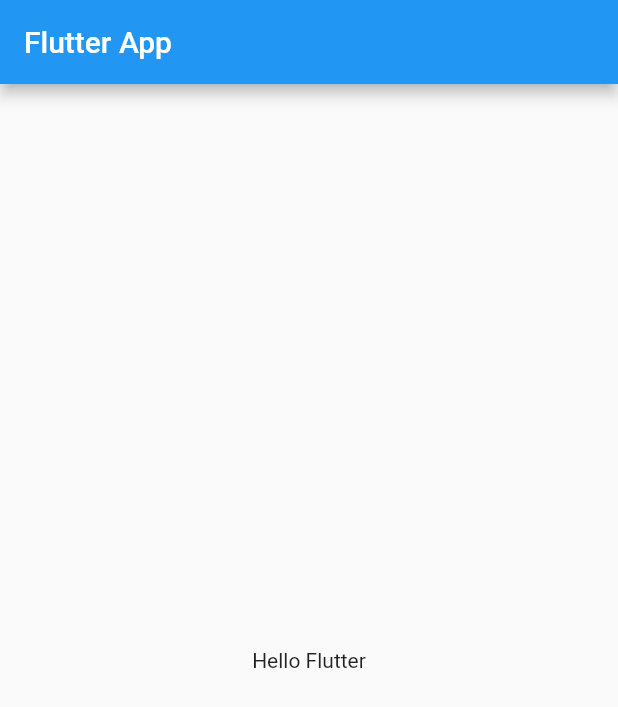
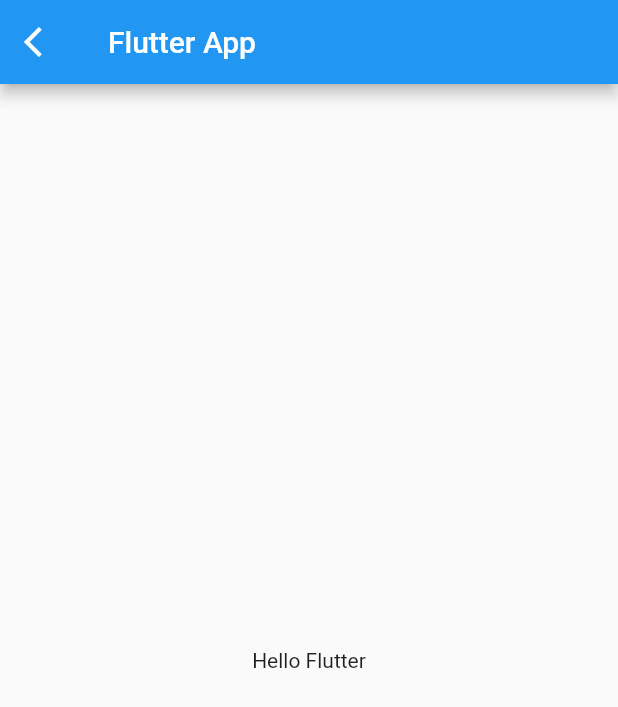
Before and after one commit to mdalameen-t/poc_flutter_module, a Flutter app: the screen it shows after launch, on a phone screen of 412 x 824 dp. Shown: the top 707 px of the screen. Run offline on Flutter 3.47's test engine with Material 2 defaults, Android fonts, the phone set to English and light mode, and no system bars.

Commit message:
added back button to exit app

```diff
--- a/lib/main.dart
+++ b/lib/main.dart
@@ -1,4 +1,5 @@
 import 'package:flutter/material.dart';
+import 'package:flutter/services.dart';
 
 void main() => runApp(const MyApp());
 
@@ -23,7 +24,12 @@ class MyHomePage extends StatelessWidget {
   @override
   Widget build(BuildContext context) {
     return Scaffold(
-      appBar: AppBar(title: const Text('Flutter App')),
+      appBar: AppBar(
+        title: const Text('Flutter App'),
+        leading: IconButton(
+            onPressed: () => SystemNavigator.pop(),
+            icon: const Icon(Icons.arrow_back_ios)),
+      ),
       body: const Center(child: Text('Hello Flutter')),
     );
   }
```
